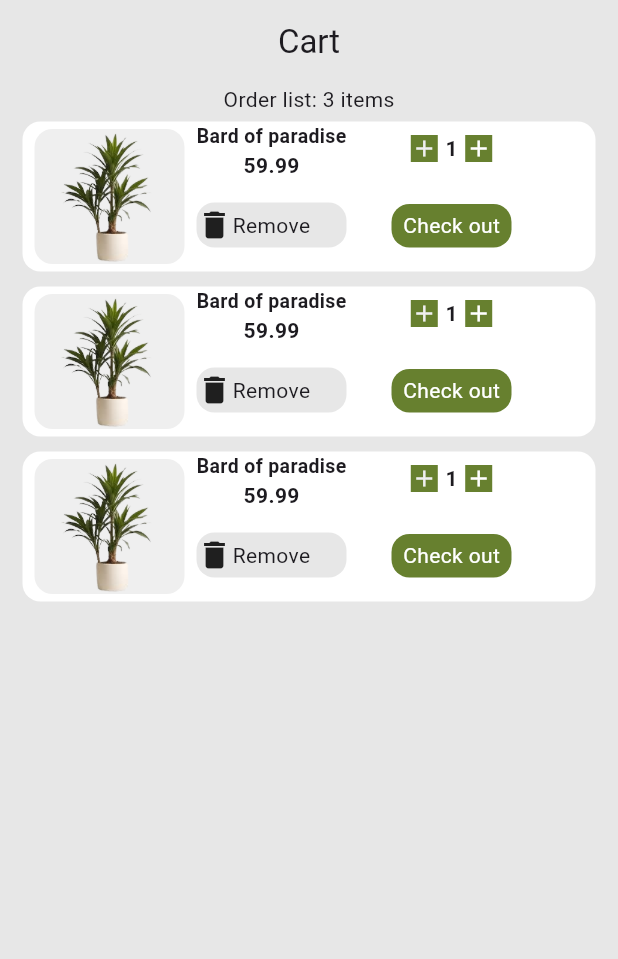
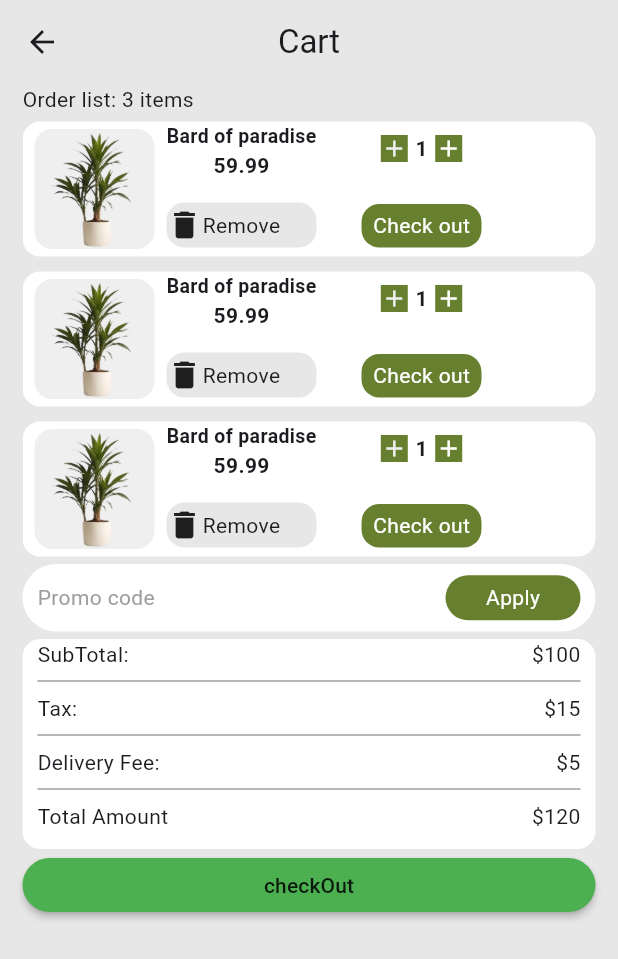
Before and after one commit to Muhammad-Adnan11/Plants-App, a Flutter app: the CartScreen screen opened directly, on a phone screen of 412 x 824 dp. Shown: the top 959 px of the screen. Run offline on Flutter 3.47's test engine with Material 3 defaults, Android fonts, the light colour scheme and no system bars; our stand-ins replace awesome_bottom_bar, cloud_firestore, firebase_auth, firebase_core, pinput; accounts and stored records are empty.

Commit message:
cart screen more addtion

```diff
--- a/lib/Core/Colors.dart
+++ b/lib/Core/Colors.dart
@@ -4,4 +4,7 @@ class Appcolor {
   //static var primrycolors = Colors.black;
   static const Color primaryColor = Colors.blue;
   static const Color secondarycolor = Color(0XFFB1C588);
+  static const Color thridecolor=Color(0XFFffffff);
+  static const Color  folorcolor=Color(0XFFe7e7e7);
+
 }
--- a/lib/UI/Screens/cart_screen/cart_screen.dart
+++ b/lib/UI/Screens/cart_screen/cart_screen.dart
@@ -1,7 +1,6 @@
-import 'dart:ffi';
-
 import 'package:cloud_firestore/cloud_firestore.dart';
 import 'package:flutter/material.dart';
+import 'package:plants_mart/Core/Colors.dart';
 import 'package:plants_mart/Generated/assets/assets_url.dart';
 
 class CartScreen extends StatefulWidget {
@@ -26,10 +25,14 @@ class _CartScreenState extends State<CartScreen> {
       body: Padding(
         padding: const EdgeInsets.only(left: 15, right: 15),
         child: Column(
+          crossAxisAlignment: CrossAxisAlignment.stretch,
           children: [
             Text('Order list: 3 items'),
-            Expanded(
+            Container(
+              height: 300,
+
               child: ListView.builder(
+                itemExtent: 100,
                   itemCount: 3,
                   itemBuilder: (context, Index) {
                     return Padding(
@@ -43,8 +46,8 @@ class _CartScreenState extends State<CartScreen> {
                             Padding(
                               padding: const EdgeInsets.symmetric(horizontal: 8),
                               child: Container(
-                                height: 90,
-                                width: 100,
+                                height: 80,
+                                width: 80,
                                 decoration: BoxDecoration(color: Color(0XFFefefef), borderRadius: BorderRadius.circular(12)),
                                 child: Image.asset(Nicepic.plantsiamge),
                               ),
@@ -54,6 +57,7 @@ class _CartScreenState extends State<CartScreen> {
                               children: [
                                 Text(
                                   'Bard of paradise',
+                                  overflow: TextOverflow.ellipsis,
                                   style: TextStyle(fontSize: 13, fontWeight: FontWeight.bold),
                                 ),
                                 Text(
@@ -141,10 +145,82 @@ class _CartScreenState extends State<CartScreen> {
                       ),
                     );
                   }),
-            )
+            ),
+            Container(
+              height: 45,
+              decoration: BoxDecoration(borderRadius: BorderRadius.circular(30),
+            color: Color(0XFFffffff),
+              ),
+              child: Padding(
+                padding: const EdgeInsets.symmetric(horizontal: 10),
+                child: Row(
+                  mainAxisAlignment: MainAxisAlignment.spaceBetween,
+                  children: [
+                    Text('Promo code',style: TextStyle(color:Colors.grey),),
+                    // MaterialButton(onPressed: (){},
+                    //   color: Colors.green,
+                    //   height: 30,
+                    // )
+                    Container(
+                      alignment: Alignment.center,
+                      height:30,
+                      width: 90,
+                      decoration: BoxDecoration(borderRadius: BorderRadius.circular(19),
+                        color: Color(0XFF67802f),
+                      ),
+                      child: Text('Apply',style: TextStyle(color: Appcolor.thridecolor),),
+                    )
+                  ],
+                ),
+              ),
+            ),
+            SizedBox(height: 5,),
+            Container(
+              height: 140,
+              decoration: BoxDecoration(
+                color: Colors.white,
+                borderRadius: BorderRadius.circular(12)
+
+              ),
+              child: Padding(
+                padding: const EdgeInsets.symmetric(horizontal: 10.0),
+                child: Column(
+
+                  children: [
+                    TitleAndPrice(title: 'SubTotal:',price: '\$100',),
+                    Divider(color: Colors.grey,),
+                    TitleAndPrice(title: 'Tax:',price: '\$15',),
+                    Divider(color: Colors.grey,),
+                    TitleAndPrice(title: 'Delivery Fee:',price: '\$5',),
+                    Divider(color: Colors.grey,),
+                    TitleAndPrice(title: 'Total Amount',price: '\$120',),
+
+                  ],
+                ),
+              ),
+            ),
+            MaterialButton(onPressed: (){},color: Colors.green,
+            child: Text('checkOut'),
+            shape: RoundedRectangleBorder(borderRadius: BorderRadius.circular(30),),),
           ],
         ),
       ),
     );
   }
 }
+
+class TitleAndPrice extends StatelessWidget {
+ final String title;
+ final String price;
+ TitleAndPrice({
+   required this.title, required this.price,
+});
+ @override
+
+  Widget build(BuildContext context) {
+    return Row(
+      mainAxisAlignment: MainAxisAlignment.spaceBetween,
+      children: [Text(title),Text(price
+      ),],);
+  }
+}
--- a/lib/main.dart
+++ b/lib/main.dart
@@ -33,7 +33,7 @@ class MyApp extends StatelessWidget {
       ],
       child: MaterialApp(
         debugShowCheckedModeBanner: false,
-        home: CartScreen(),
+        home: OtpScreen(),
       ),
     );
   }
```
Also changed, not shown: lib/UI/Screens/detail_screen/detail_screen.dart (+49 -14 lines).
